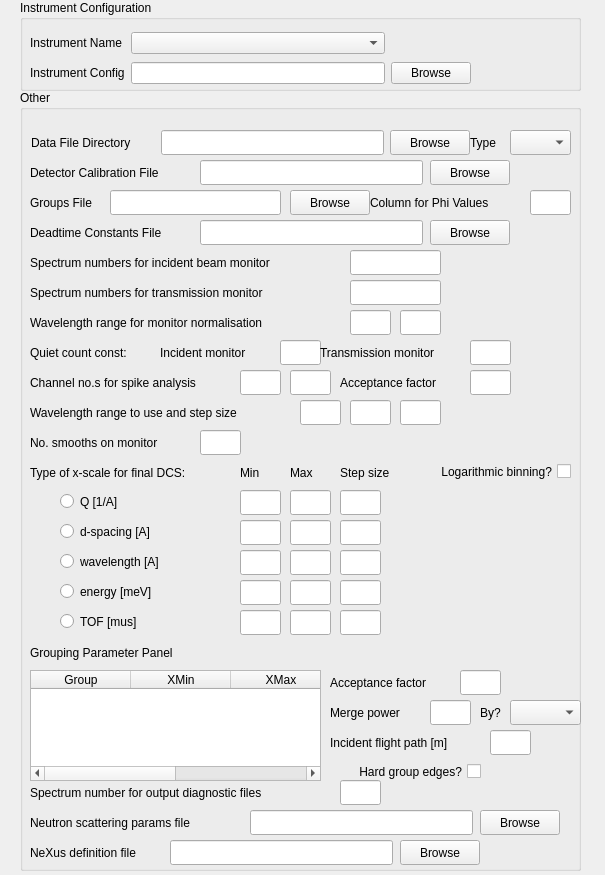
Before: the Qt Designer form src/gui/widgets/ui_files/instrumentWidget.ui in disorderedmaterials/GudPy, drawn with Qt 5.
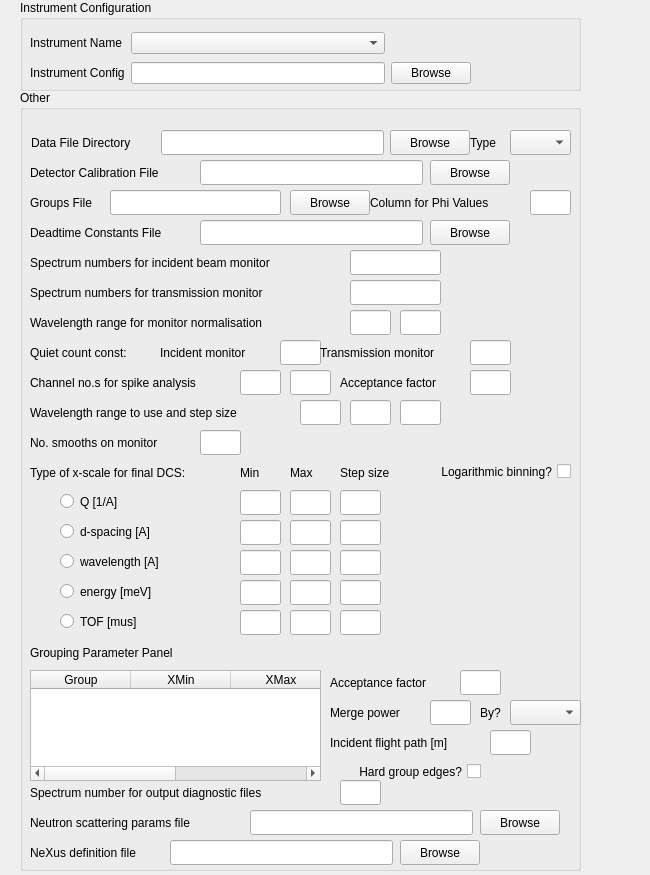
After: the same form once the commit is applied.

Patch:
```diff
--- a/src/gui/widgets/ui_files/instrumentWidget.ui
+++ b/src/gui/widgets/ui_files/instrumentWidget.ui
@@ -6,7 +6,7 @@
    <rect>
     <x>0</x>
     <y>0</y>
-    <width>605</width>
+    <width>650</width>
     <height>875</height>
    </rect>
   </property>
```
